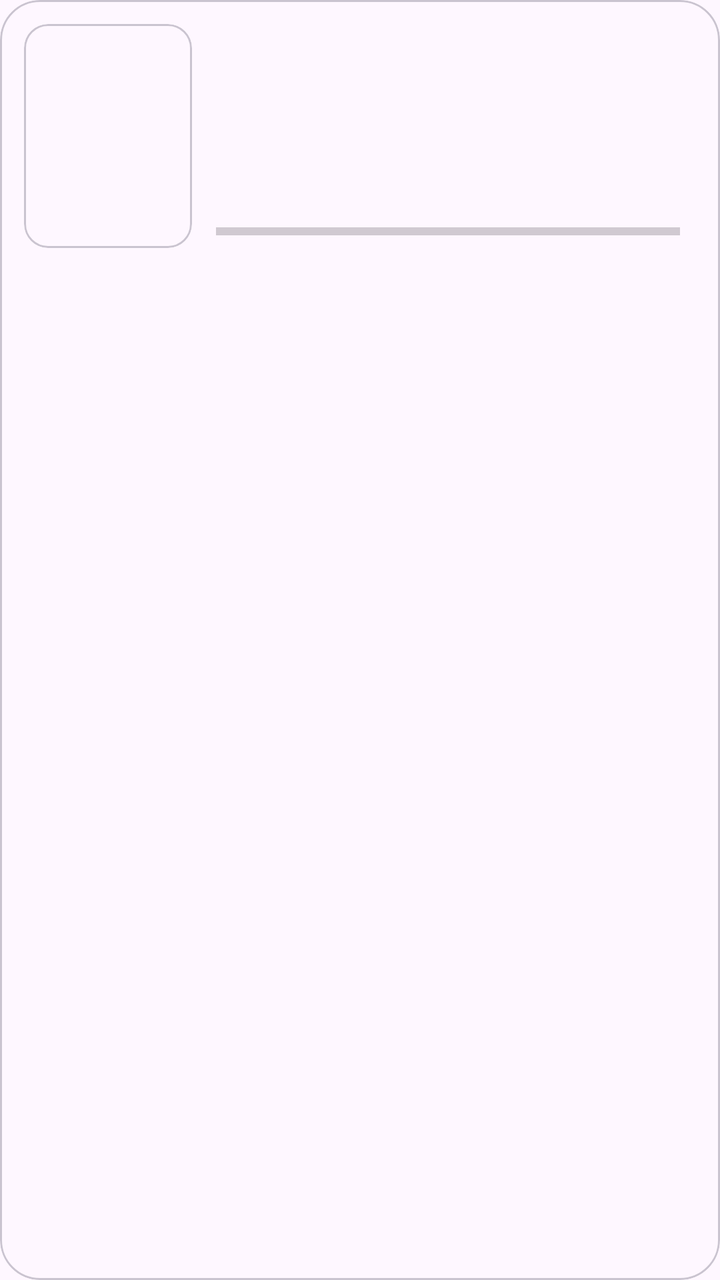
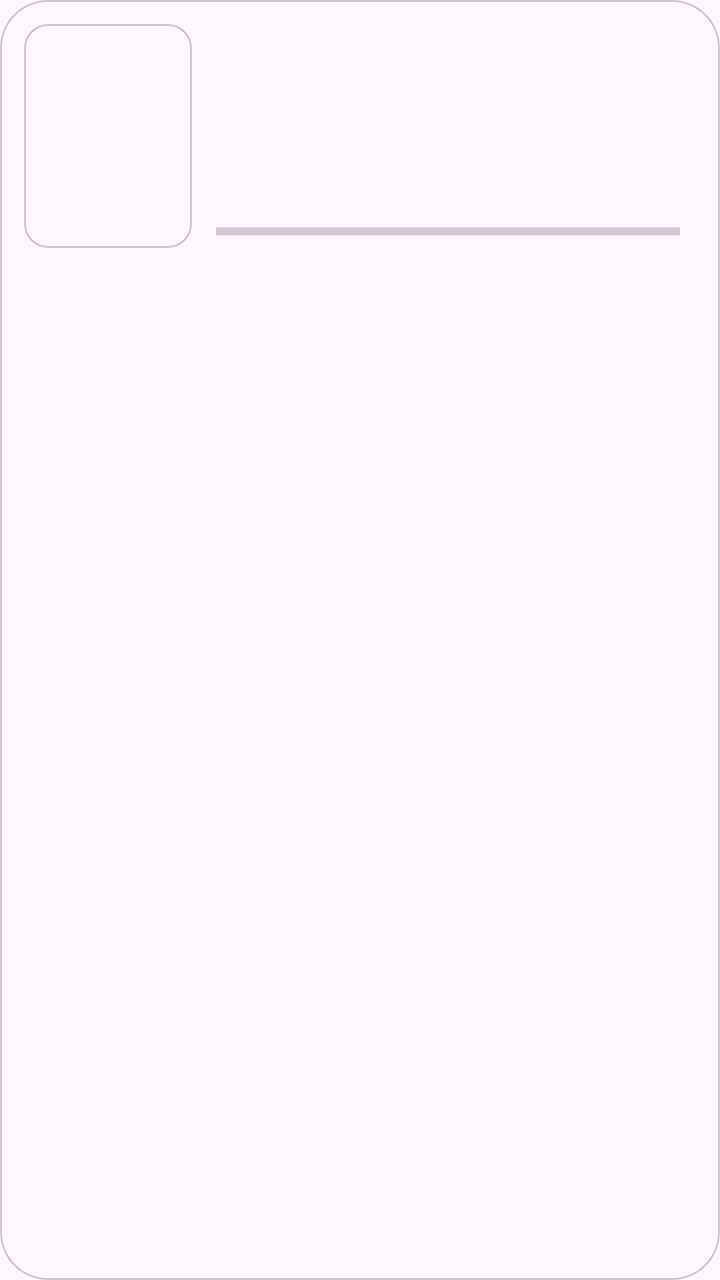

Compare the two renders of this Android layout. The source of the first and the diff that turns it into the second are given below.
<!-- AndroidManifest.xml: application theme Theme.BoxZero -->
<!-- res/layout/item_history.xml -->
<?xml version="1.0" encoding="utf-8"?>
<com.google.android.material.card.MaterialCardView xmlns:android="http://schemas.android.com/apk/res/android"
    xmlns:app="http://schemas.android.com/apk/res-auto"
    android:layout_width="match_parent"
    android:layout_height="wrap_content"
    android:layout_marginStart="12dp"
    android:layout_marginEnd="12dp"
    android:layout_marginTop="6dp"
    android:layout_marginBottom="6dp"
    app:cardCornerRadius="20dp"
    app:cardElevation="0dp">

    <LinearLayout
        android:layout_width="match_parent"
        android:layout_height="wrap_content"
        android:orientation="horizontal"
        android:padding="12dp">

        <com.google.android.material.card.MaterialCardView
            android:layout_width="84dp"
            android:layout_height="112dp"
            app:cardCornerRadius="12dp"
            app:cardElevation="0dp">

            <ImageView
                android:id="@+id/pic"
                android:layout_width="match_parent"
                android:layout_height="match_parent"
                android:scaleType="centerCrop" />
        </com.google.android.material.card.MaterialCardView>

        <LinearLayout
            android:layout_width="0dp"
            android:layout_height="112dp"
            android:layout_marginStart="12dp"
            android:layout_weight="1"
            android:orientation="vertical">

            <LinearLayout
                android:layout_width="match_parent"
                android:layout_height="wrap_content"
                android:gravity="center_vertical"
                android:orientation="horizontal">

                <TextView
                    android:id="@+id/name"
                    android:layout_width="0dp"
                    android:layout_height="wrap_content"
                    android:layout_weight="1"
                    android:ellipsize="end"
                    android:singleLine="true"
                    android:textColor="#222222"
                    android:textSize="16sp"
                    android:textStyle="bold" />

                <TextView
                    android:id="@+id/source"
                    android:layout_width="wrap_content"
                    android:layout_height="wrap_content"
                    android:layout_marginStart="8dp"
                    android:textColor="#777777"
                    android:textSize="12sp" />
            </LinearLayout>

            <TextView
                android:id="@+id/lastWatch"
                android:layout_width="match_parent"
                android:layout_height="wrap_content"
                android:layout_marginTop="10dp"
                android:ellipsize="end"
                android:singleLine="true"
                android:textColor="#555555"
                android:textSize="13sp" />

            <View
                android:layout_width="match_parent"
                android:layout_height="0dp"
                android:layout_weight="1" />

            <LinearLayout
                android:id="@+id/progressRow"
                android:layout_width="match_parent"
                android:layout_height="wrap_content"
                android:gravity="center_vertical"
                android:orientation="horizontal">

                <ProgressBar
                    android:id="@+id/progress"
                    style="?android:attr/progressBarStyleHorizontal"
                    android:layout_width="0dp"
                    android:layout_height="wrap_content"
                    android:layout_weight="1"
                    android:max="100"
                    android:progressTint="#8B5E34" />

                <TextView
                    android:id="@+id/percent"
                    android:layout_width="wrap_content"
                    android:layout_height="wrap_content"
                    android:layout_marginStart="8dp"
                    android:textColor="#8B5E34"
                    android:textSize="12sp" />
            </LinearLayout>
        </LinearLayout>
    </LinearLayout>

</com.google.android.material.card.MaterialCardView>
<!-- resources referenced by this layout -->
<resources>
  <style name="Theme.BoxZero" parent="Theme.Material3.DayNight.NoActionBar">
      </style>
</resources>

<!-- the commit's change to res/layout/item_history.xml (unified diff, before → after) -->
@@ -3,11 +3,11 @@
     xmlns:app="http://schemas.android.com/apk/res-auto"
     android:layout_width="match_parent"
     android:layout_height="wrap_content"
-    android:layout_marginStart="12dp"
-    android:layout_marginEnd="12dp"
+    android:layout_marginStart="16dp"
+    android:layout_marginEnd="16dp"
     android:layout_marginTop="6dp"
     android:layout_marginBottom="6dp"
-    app:cardCornerRadius="20dp"
+    app:cardCornerRadius="24dp"
     app:cardElevation="0dp">
 
     <LinearLayout
